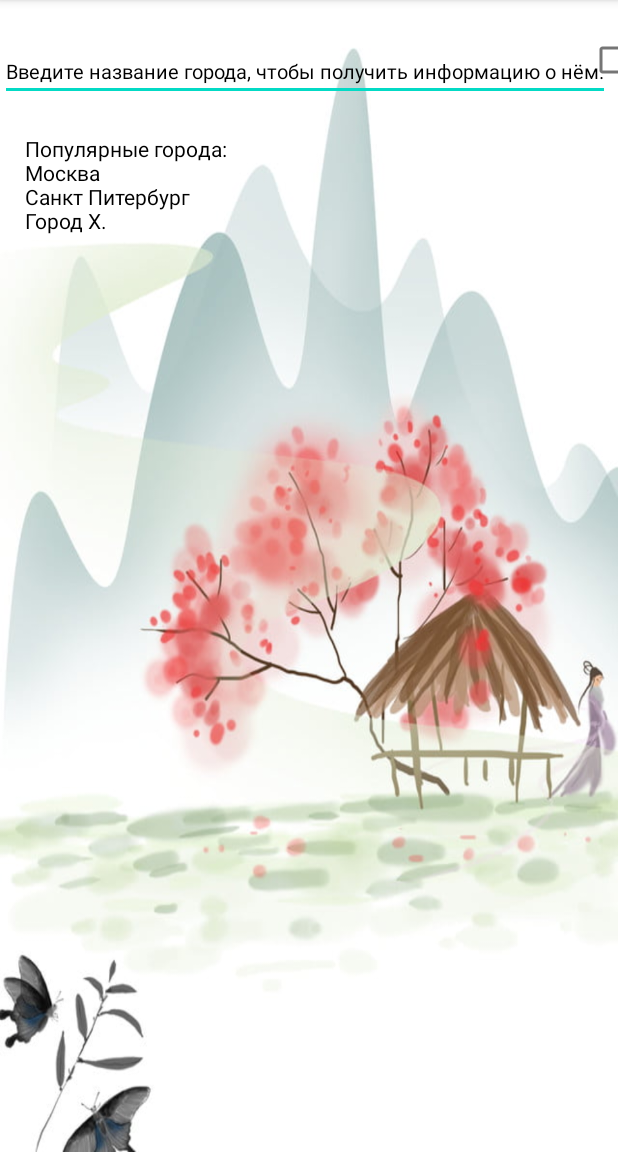
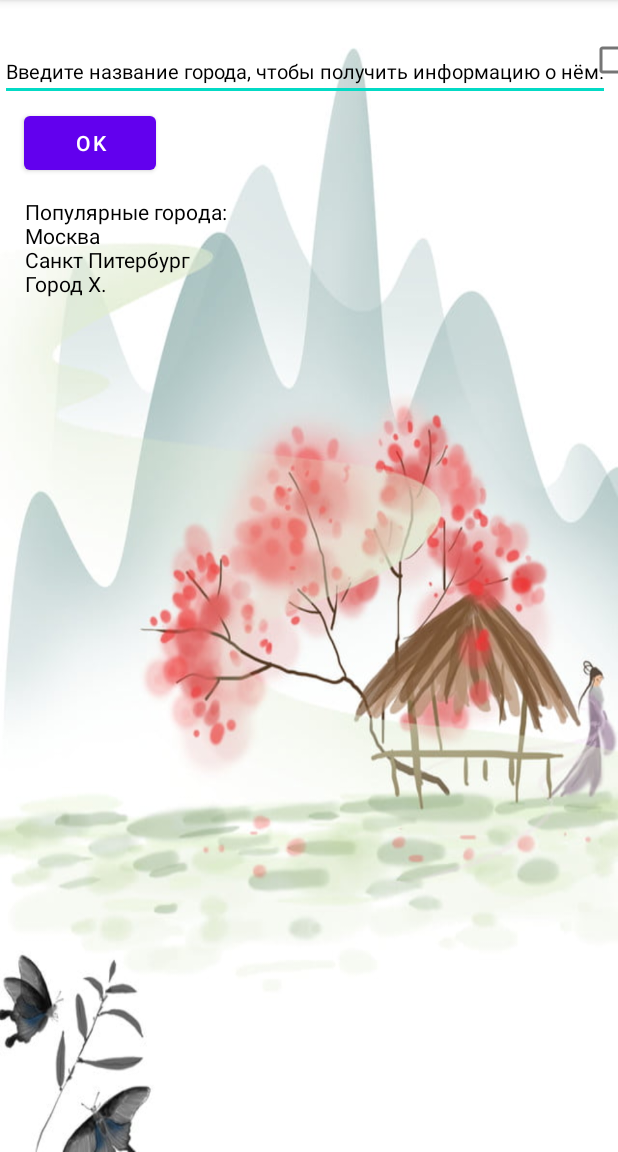
Before and after one commit to Dorikan/geekbrainsandroidlevel1, an Android app: the choseCityLayout screen opened directly, with no data from a screen before it, on a phone screen of 412 x 824 dp, the part 84-1236 px from its top. Run offline under Robolectric (Android 15) with nearby library versions, the light colour scheme and no system bars.

Commit message:
lesson44

```diff
--- a/app/src/main/res/layout/select_city_layout.xml
+++ b/app/src/main/res/layout/select_city_layout.xml
@@ -1,7 +1,7 @@
 <?xml version="1.0" encoding="utf-8"?>
-<androidx.constraintlayout.widget.ConstraintLayout
-    xmlns:android="http://schemas.android.com/apk/res/android"
+<androidx.constraintlayout.widget.ConstraintLayout xmlns:android="http://schemas.android.com/apk/res/android"
     xmlns:app="http://schemas.android.com/apk/res-auto"
+    xmlns:tools="http://schemas.android.com/tools"
     android:layout_width="match_parent"
     android:layout_height="match_parent"
     android:background="@drawable/background_main">
@@ -25,14 +25,13 @@
         android:id="@+id/buttonInputCity"
         android:layout_width="wrap_content"
         android:layout_height="wrap_content"
+        android:layout_marginTop="4dp"
         android:text="@string/buttonOk"
         android:textAlignment="center"
-        app:layout_constraintBottom_toBottomOf="@+id/checkBoxMoreInfo"
         app:layout_constraintEnd_toEndOf="parent"
-        app:layout_constraintHorizontal_bias="0.363"
-        app:layout_constraintStart_toEndOf="@+id/checkBoxMoreInfo"
-        app:layout_constraintTop_toTopOf="@+id/textInputCity"
-        app:layout_constraintVertical_bias="0.0" />
+        app:layout_constraintHorizontal_bias="0.049"
+        app:layout_constraintStart_toStartOf="parent"
+        app:layout_constraintTop_toBottomOf="@+id/textInputCity" />
 
     <CheckBox
         android:id="@+id/checkBoxMoreInfo"
```
